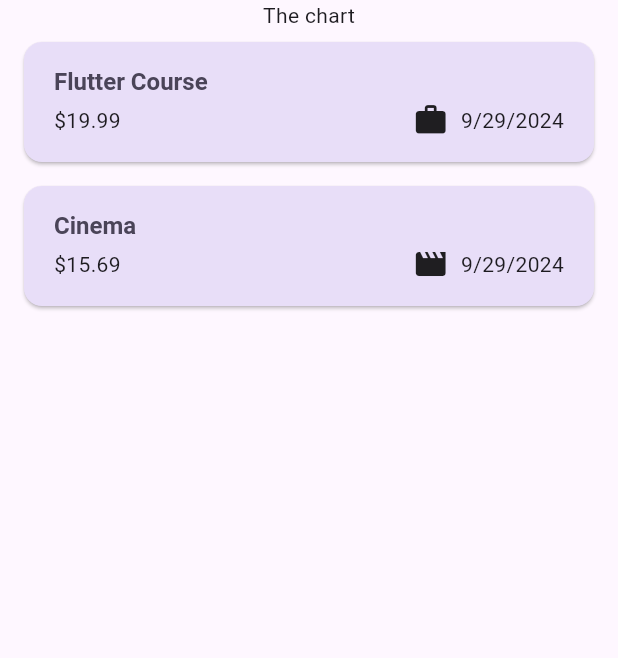
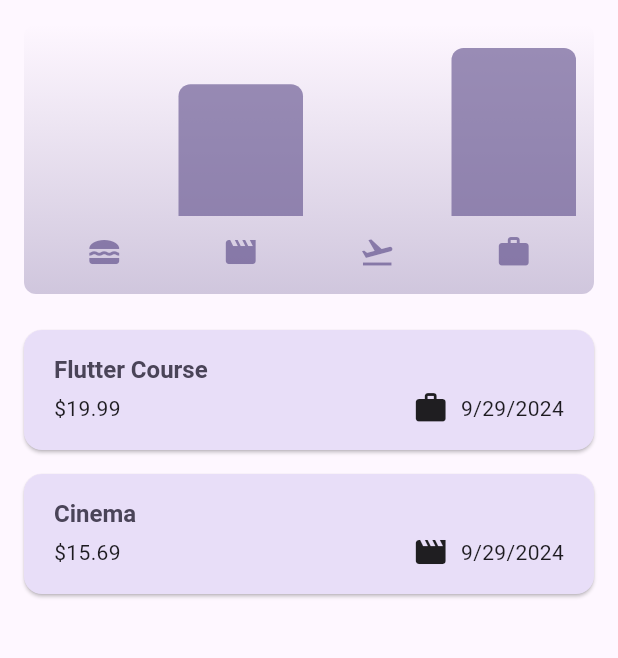
Before and after one commit to krtcrvy/expense_tracker_app, a Flutter app: the screen it shows after launch, on a phone screen of 412 x 824 dp, the part 84-742 px from its top. Run offline on Flutter 3.47's test engine with Material 3 defaults, Android fonts, the phone set to English and light mode, and no system bars.

Commit message:
Refactor expense model and add chart widget

```diff
--- a/lib/models/expense.dart
+++ b/lib/models/expense.dart
@@ -38,3 +38,28 @@ class Expense {
     return formatter.format(date);
   }
 }
+
+class ExpenseBucket {
+  const ExpenseBucket({
+    required this.category,
+    required this.expenses,
+  });
+
+  ExpenseBucket.forCategory(List<Expense> allExpenses, this.category)
+      : expenses = allExpenses
+            .where((expense) => expense.category == category)
+            .toList();
+
+  final Category category;
+  final List<Expense> expenses;
+
+  double get totalExpenses {
+    double sum = 0;
+
+    for (final expense in expenses) {
+      sum += expense.amount;
+    }
+
+    return sum;
+  }
+}
--- /dev/null
+++ b/lib/widgets/chart/chart.dart
@@ -0,0 +1,95 @@
+import 'package:flutter/material.dart';
+
+import 'package:expense_tracker_app/widgets/chart/chart_bar.dart';
+import 'package:expense_tracker_app/models/expense.dart';
+
+class Chart extends StatelessWidget {
+  const Chart({super.key, required this.expenses});
+
+  final List<Expense> expenses;
+
+  List<ExpenseBucket> get buckets {
+    return [
+      ExpenseBucket.forCategory(expenses, Category.food),
+      ExpenseBucket.forCategory(expenses, Category.leisure),
+      ExpenseBucket.forCategory(expenses, Category.travel),
+      ExpenseBucket.forCategory(expenses, Category.work),
+    ];
+  }
+
+  double get maxTotalExpense {
+    double maxTotalExpense = 0;
+
+    for (final bucket in buckets) {
+      if (bucket.totalExpenses > maxTotalExpense) {
+        maxTotalExpense = bucket.totalExpenses;
+      }
+    }
+
+    return maxTotalExpense;
+  }
+
+  @override
+  Widget build(BuildContext context) {
+    final isDarkMode =
+        MediaQuery.of(context).platformBrightness == Brightness.dark;
+    return Container(
+      margin: const EdgeInsets.all(16),
+      padding: const EdgeInsets.symmetric(
+        vertical: 16,
+        horizontal: 8,
+      ),
+      width: double.infinity,
+      height: 180,
+      decoration: BoxDecoration(
+        borderRadius: BorderRadius.circular(8),
+        gradient: LinearGradient(
+          colors: [
+            Theme.of(context).colorScheme.primary.withOpacity(0.3),
+            Theme.of(context).colorScheme.primary.withOpacity(0.0)
+          ],
+          begin: Alignment.bottomCenter,
+          end: Alignment.topCenter,
+        ),
+      ),
+      child: Column(
+        children: [
+          Expanded(
+            child: Row(
+              crossAxisAlignment: CrossAxisAlignment.end,
+              children: [
+                for (final bucket in buckets) // alternative to map()
+                  ChartBar(
+                    fill: bucket.totalExpenses == 0
+                        ? 0
+                        : bucket.totalExpenses / maxTotalExpense,
+                  )
+              ],
+            ),
+          ),
+          const SizedBox(height: 12),
+          Row(
+            children: buckets // for ... in
+                .map(
+                  (bucket) => Expanded(
+                    child: Padding(
+                      padding: const EdgeInsets.symmetric(horizontal: 4),
+                      child: Icon(
+                        categoryIcons[bucket.category],
+                        color: isDarkMode
+                            ? Theme.of(context).colorScheme.secondary
+                            : Theme.of(context)
+                                .colorScheme
+                                .primary
+                                .withOpacity(0.7),
+                      ),
+                    ),
+                  ),
+                )
+                .toList(),
+          )
+        ],
+      ),
+    );
+  }
+}
--- /dev/null
+++ b/lib/widgets/chart/chart_bar.dart
@@ -0,0 +1,34 @@
+import 'package:flutter/material.dart';
+
+class ChartBar extends StatelessWidget {
+  const ChartBar({
+    super.key,
+    required this.fill,
+  });
+
+  final double fill;
+
+  @override
+  Widget build(BuildContext context) {
+    final isDarkMode =
+        MediaQuery.of(context).platformBrightness == Brightness.dark;
+    return Expanded(
+      child: Padding(
+        padding: const EdgeInsets.symmetric(horizontal: 4),
+        child: FractionallySizedBox(
+          heightFactor: fill,
+          child: DecoratedBox(
+            decoration: BoxDecoration(
+              shape: BoxShape.rectangle,
+              borderRadius:
+                  const BorderRadius.vertical(top: Radius.circular(8)),
+              color: isDarkMode
+                  ? Theme.of(context).colorScheme.secondary
+                  : Theme.of(context).colorScheme.primary.withOpacity(0.65),
+            ),
+          ),
+        ),
+      ),
+    );
+  }
+}
--- a/lib/widgets/expenses.dart
+++ b/lib/widgets/expenses.dart
@@ -1,3 +1,4 @@
+import 'package:expense_tracker_app/widgets/chart/chart.dart';
 import 'package:flutter/material.dart';
 
 import 'package:expense_tracker_app/widgets/new_expense.dart';
@@ -94,7 +95,7 @@ class _ExpensesState extends State<Expenses> {
       ),
       body: Column(
         children: [
-          const Text('The chart'),
+          Chart(expenses: _registeredExpenses),
           Expanded(
             child: mainContent,
           ),
```
